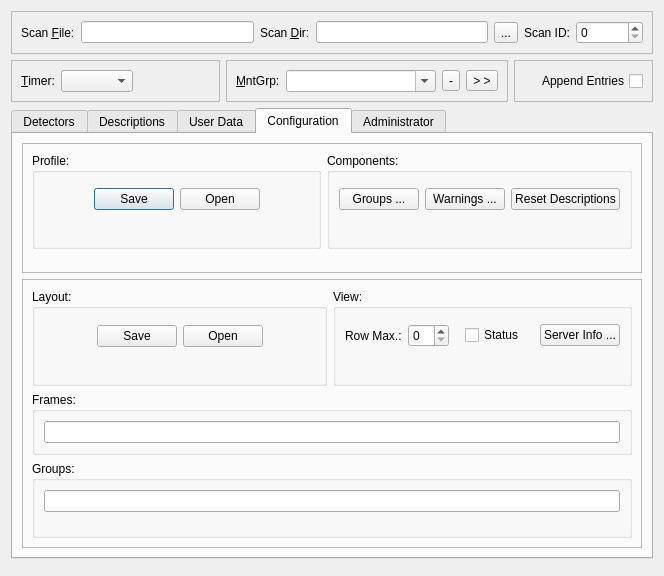
Above: nxselector/ui/Selector.ui from nexdatas/nxselector before the change. Below: the same form after it.
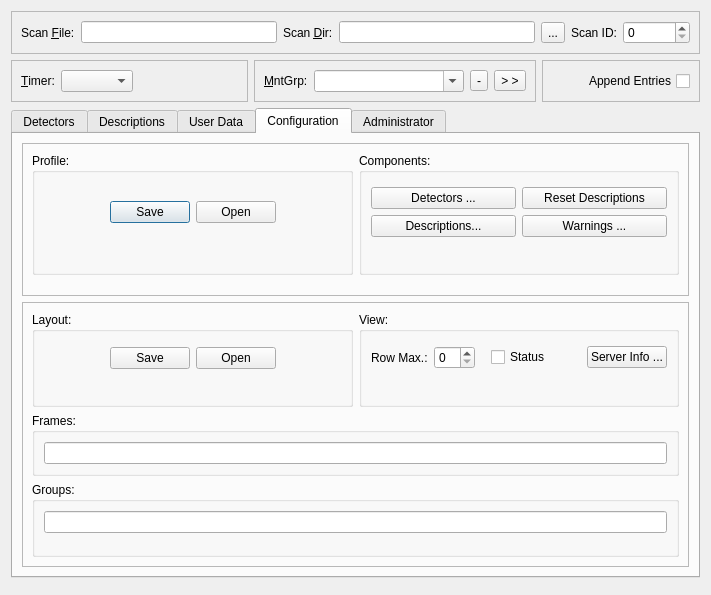
That is the form after the change. The open tabs and pages were chosen to show the change.

Commit message: improve group widget

```diff
--- a/nxselector/ui/Selector.ui
+++ b/nxselector/ui/Selector.ui
@@ -6,8 +6,8 @@
    <rect>
     <x>0</x>
     <y>0</y>
-    <width>664</width>
-    <height>576</height>
+    <width>711</width>
+    <height>595</height>
    </rect>
   </property>
   <property name="windowTitle">
@@ -430,9 +430,9 @@
                   </property>
                   <layout class="QGridLayout" name="gridLayout_11">
                    <item row="1" column="0">
-                    <layout class="QHBoxLayout" name="horizontalLayout_10">
-                     <item>
-                      <widget class="QPushButton" name="groupsPushButton">
+                    <layout class="QGridLayout" name="gridLayout_19">
+                     <item row="0" column="0">
+                      <widget class="QPushButton" name="detGroupsPushButton">
                        <property name="sizePolicy">
                         <sizepolicy hsizetype="Expanding" vsizetype="Fixed">
                          <horstretch>0</horstretch>
@@ -443,11 +443,11 @@
                         <string>Change the available components in the Detectors and/or Descriptions tabs</string>
                        </property>
                        <property name="text">
-                        <string>Groups ...</string>
+                        <string>Detectors ...</string>
                        </property>
                       </widget>
                      </item>
-                     <item>
+                     <item row="1" column="1">
                       <widget class="QPushButton" name="errorsPushButton">
                        <property name="sizePolicy">
                         <sizepolicy hsizetype="Expanding" vsizetype="Fixed">
@@ -463,7 +463,17 @@
                        </property>
                       </widget>
                      </item>
-                     <item>
+                     <item row="1" column="0">
+                      <widget class="QPushButton" name="desGroupsPushButton">
+                       <property name="toolTip">
+                        <string>Change the available components in the Descriptions tab</string>
+                       </property>
+                       <property name="text">
+                        <string>Descriptions...</string>
+                       </property>
+                      </widget>
+                     </item>
+                     <item row="0" column="1">
                       <widget class="QPushButton" name="resetDescriptionsPushButton">
                        <property name="sizePolicy">
                         <sizepolicy hsizetype="Expanding" vsizetype="Fixed">
```
Left out of the diff: 6 changed lines with no effect on the pictures. The commit also changes 4 other files.
